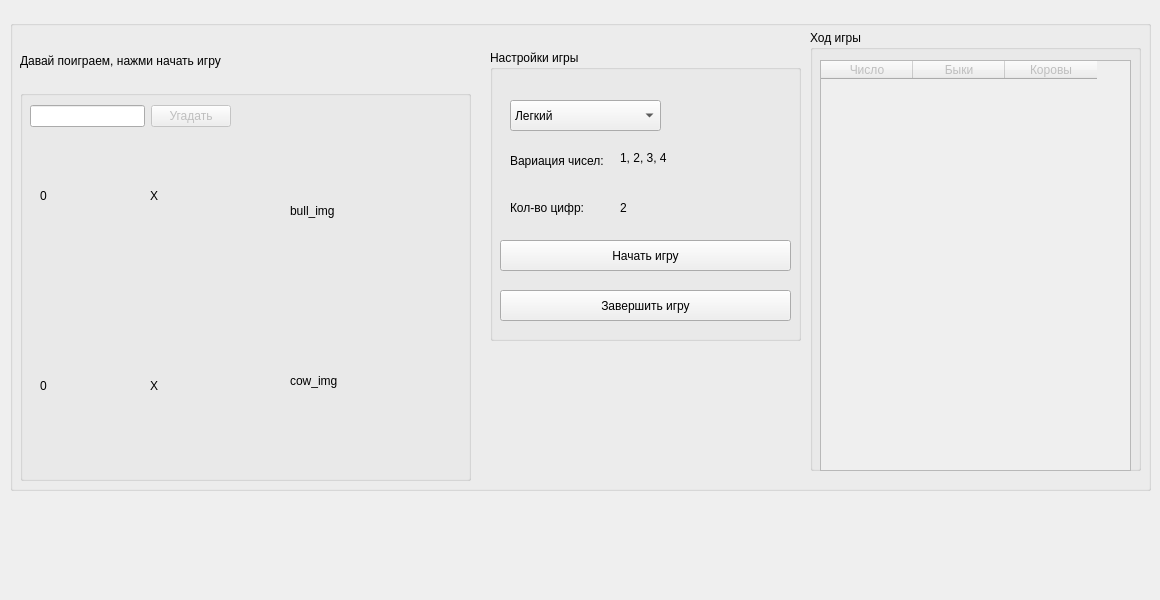
Old version of the form Game.ui in the repository AjDx1228/Bulls-and-cows.
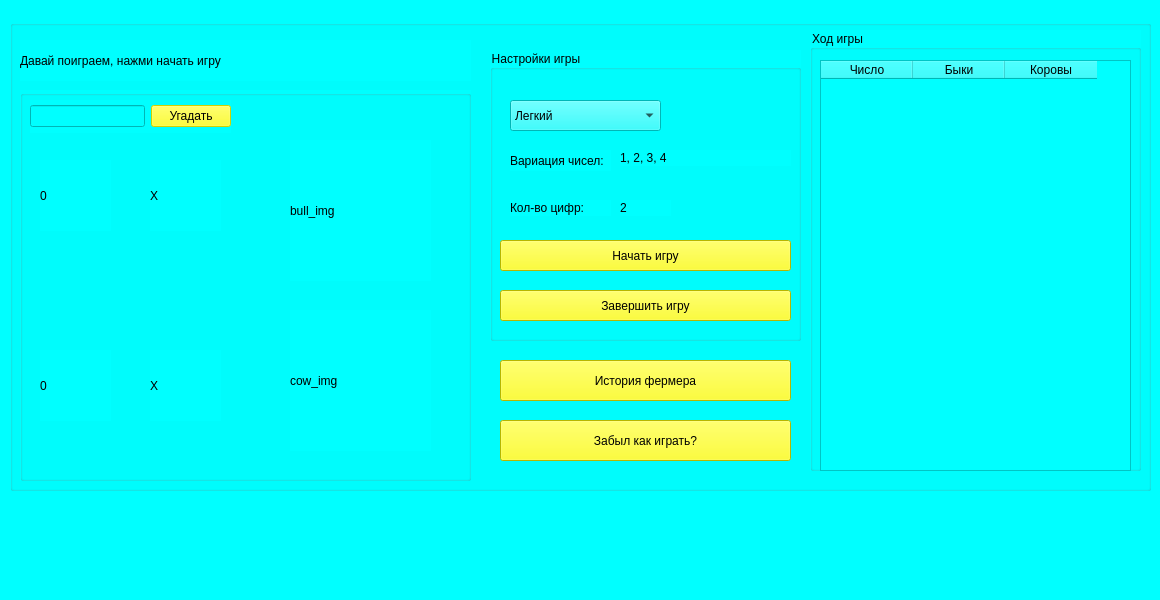
New version of the form.

Patch:
```diff
--- a/Game.ui
+++ b/Game.ui
@@ -13,6 +13,9 @@
   <property name="windowTitle">
    <string>Form</string>
   </property>
+  <property name="styleSheet">
+   <string notr="true">background-color: rgb(0, 255, 255);</string>
+  </property>
   <widget class="QGroupBox" name="main_window_of_app">
    <property name="geometry">
     <rect>
@@ -22,6 +25,9 @@
      <height>471</height>
     </rect>
    </property>
+   <property name="styleSheet">
+    <string notr="true">color: rgb(0, 0, 0);</string>
+   </property>
    <property name="title">
     <string/>
    </property>
@@ -63,6 +69,9 @@
       <height>391</height>
      </rect>
     </property>
+    <property name="styleSheet">
+     <string notr="true"/>
+    </property>
     <property name="title">
      <string/>
     </property>
@@ -85,7 +94,8 @@
          <bool>false</bool>
         </property>
         <property name="styleSheet">
-         <string notr="true">font: 75 12pt &quot;Comic Sans MS&quot;;</string>
+         <string notr="true">font: 75 12pt &quot;Comic Sans MS&quot;;
+background-color: rgb(255, 255, 0);</string>
         </property>
         <property name="text">
          <string>Угадать</string>
@@ -204,11 +214,15 @@
       </rect>
      </property>
      <property name="styleSheet">
-      <string notr="true">font: 12pt &quot;Comic Sans MS&quot;;</string>
+      <string notr="true">font: 12pt &quot;Comic Sans MS&quot;;
+selection-background-color: rgb(85, 255, 255);</string>
      </property>
      <property name="editTriggers">
       <set>QAbstractItemView::NoEditTriggers</set>
      </property>
+     <attribute name="horizontalHeaderMinimumSectionSize">
+      <number>92</number>
+     </attribute>
      <attribute name="horizontalHeaderDefaultSectionSize">
       <number>92</number>
      </attribute>
@@ -334,6 +348,9 @@
        <height>31</height>
       </rect>
      </property>
+     <property name="styleSheet">
+      <string notr="true">background-color: rgb(255, 255, 0);</string>
+     </property>
      <property name="text">
       <string>Начать игру</string>
      </property>
@@ -347,6 +364,9 @@
        <height>31</height>
       </rect>
      </property>
+     <property name="styleSheet">
+      <string notr="true">background-color: rgb(255, 255, 0);</string>
+     </property>
      <property name="text">
       <string>Завершить игру</string>
      </property>
@@ -365,6 +385,40 @@
      </property>
     </widget>
    </widget>
+   <widget class="QPushButton" name="history_btn">
+    <property name="geometry">
+     <rect>
+      <x>490</x>
+      <y>340</y>
+      <width>291</width>
+      <height>41</height>
+     </rect>
+    </property>
+    <property name="styleSheet">
+     <string notr="true">background-color: rgb(255, 255, 0);
+font: 12pt &quot;Comic Sans MS&quot;;</string>
+    </property>
+    <property name="text">
+     <string>История фермера</string>
+    </property>
+   </widget>
+   <widget class="QPushButton" name="how_to_play_btn">
+    <property name="geometry">
+     <rect>
+      <x>490</x>
+      <y>400</y>
+      <width>291</width>
+      <height>41</height>
+     </rect>
+    </property>
+    <property name="styleSheet">
+     <string notr="true">background-color: rgb(255, 255, 0);
+font: 12pt &quot;Comic Sans MS&quot;;</string>
+    </property>
+    <property name="text">
+     <string>Забыл как играть?</string>
+    </property>
+   </widget>
   </widget>
  </widget>
  <resources/>
```
